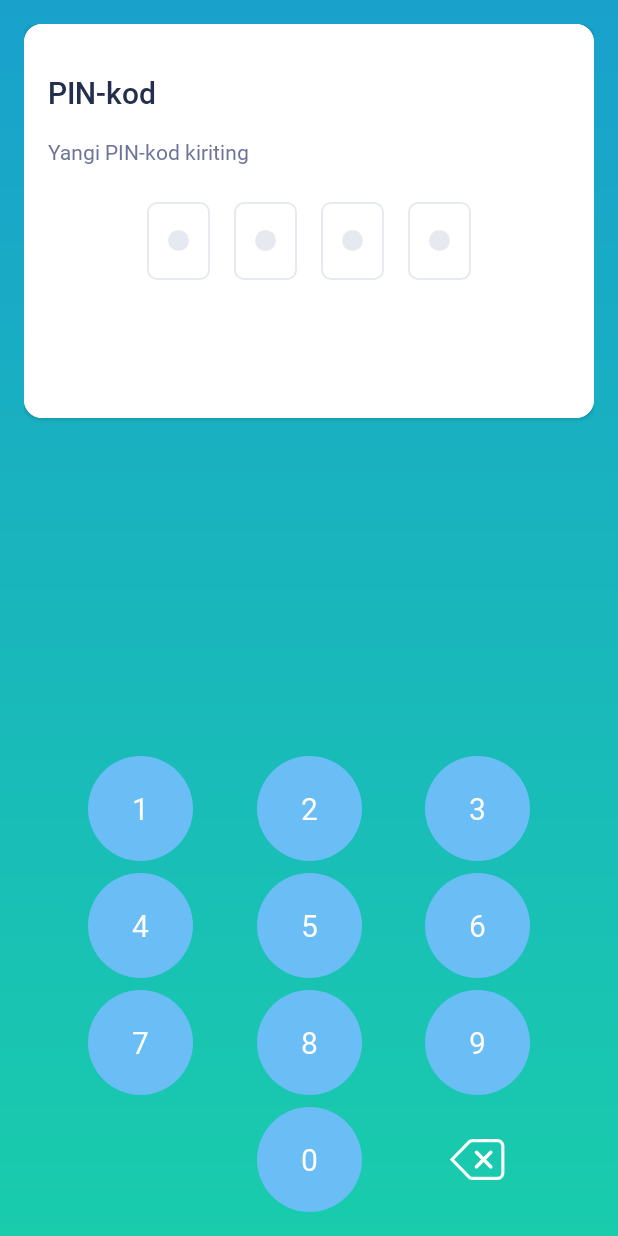
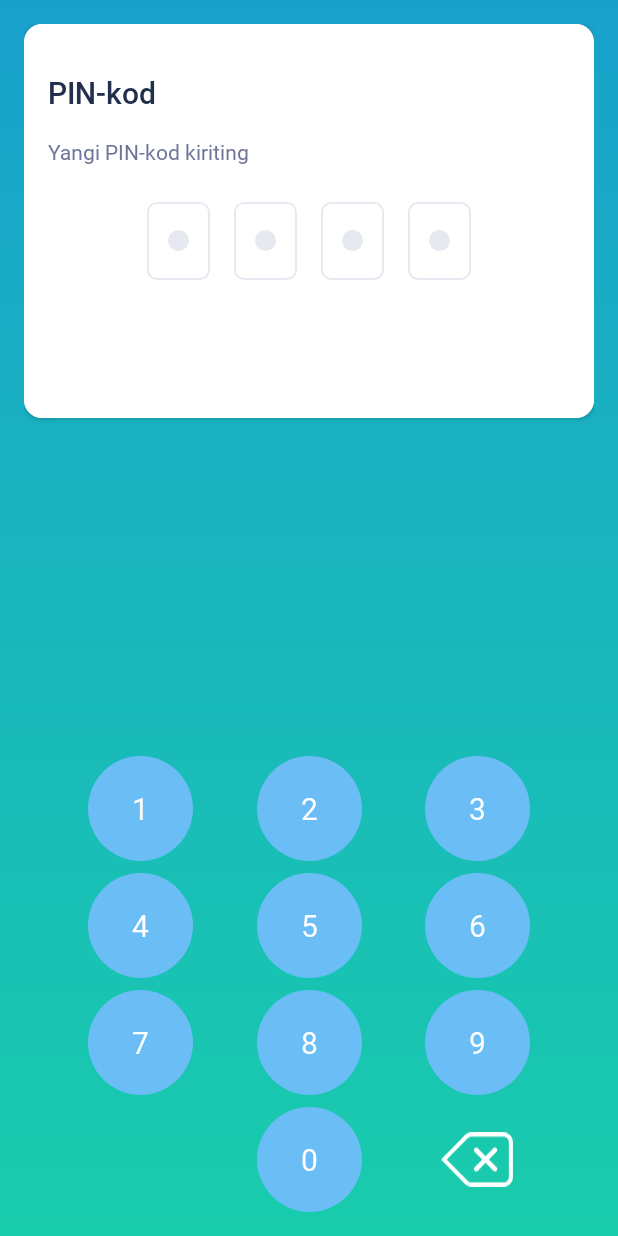
Before and after one commit to mahmud0v/SafeMe, an Android app: the PinCodeScreen screen opened through its navigation route, on a phone screen of 412 x 824 dp. Run offline under Robolectric (Android 15) with nearby library versions, the phone set to English and light mode, and no system bars; our stand-ins replace Dagger/Hilt's generated code; libraries missing offline, so code that uses them is left out: by.kirich1409.viewbindingdelegate; 4 statements that could not run were skipped.

Commit message:
fix design

```diff
--- a/app/src/main/java/safeme/uz/di/NetworkModule.kt
+++ b/app/src/main/java/safeme/uz/di/NetworkModule.kt
@@ -58,6 +58,8 @@ class NetworkModule {
             .authenticator(authAuthenticator).build()
 
 
+
+
     }
 
     @[Provides Singleton]
--- a/app/src/main/res/drawable/bg_circle_button.xml
+++ b/app/src/main/res/drawable/bg_circle_button.xml
@@ -1,9 +1,10 @@
 <?xml version="1.0" encoding="utf-8"?>
-<selector xmlns:android="http://schemas.android.com/apk/res/android">
+<ripple xmlns:android="http://schemas.android.com/apk/res/android"
+      android:color="@color/ripple_color"
+    >
     <item>
         <shape android:shape="oval">
-            <corners android:radius="12dp" />
             <solid android:color="@color/button_blue_color"/>
         </shape>
     </item>
-</selector>
+</ripple>
--- a/app/src/main/res/layout/screen_pin_code.xml
+++ b/app/src/main/res/layout/screen_pin_code.xml
@@ -174,9 +174,8 @@
                 android:layout_height="70dp"
                 android:background="@drawable/bg_circle_button"
                 android:fontFamily="@font/roboto_regular"
-                android:foreground="?attr/selectableItemBackground"
                 android:gravity="center"
-                android:text="1"
+                android:text="@string/one"
                 android:textColor="@color/white"
                 android:textSize="@dimen/text_title_size"
                 app:layout_constraintEnd_toStartOf="@id/btn2"
@@ -189,9 +188,8 @@
                 android:layout_height="70dp"
                 android:background="@drawable/bg_circle_button"
                 android:fontFamily="@font/roboto_regular"
-                android:foreground="?attr/selectableItemBackground"
                 android:gravity="center"
-                android:text="2"
+                android:text="@string/two"
                 android:textColor="@color/white"
                 android:textSize="@dimen/text_title_size"
                 app:layout_constraintEnd_toStartOf="@id/btn3"
@@ -204,9 +202,8 @@
                 android:layout_height="70dp"
                 android:background="@drawable/bg_circle_button"
                 android:fontFamily="@font/roboto_regular"
-                android:foreground="?attr/selectableItemBackground"
                 android:gravity="center"
-                android:text="3"
+                android:text="@string/three"
                 android:textColor="@color/white"
                 android:textSize="@dimen/text_title_size"
                 app:layout_constraintEnd_toEndOf="parent"
@@ -226,9 +223,8 @@
                 android:layout_height="70dp"
                 android:background="@drawable/bg_circle_button"
                 android:fontFamily="@font/roboto_regular"
-                android:foreground="?attr/selectableItemBackground"
                 android:gravity="center"
-                android:text="4"
+                android:text="@string/four"
                 android:textColor="@color/white"
                 android:textSize="@dimen/text_title_size"
                 app:layout_constraintEnd_toStartOf="@id/btn5"
@@ -241,9 +237,8 @@
                 android:layout_height="70dp"
                 android:background="@drawable/bg_circle_button"
                 android:fontFamily="@font/roboto_regular"
-                android:foreground="?attr/selectableItemBackground"
                 android:gravity="center"
-                android:text="5"
+                android:text="@string/five"
                 android:textColor="@color/white"
                 android:textSize="@dimen/text_title_size"
                 app:layout_constraintEnd_toStartOf="@id/btn6"
@@ -256,9 +251,8 @@
                 android:layout_height="70dp"
                 android:background="@drawable/bg_circle_button"
                 android:fontFamily="@font/roboto_regular"
-                android:foreground="?attr/selectableItemBackground"
                 android:gravity="center"
-                android:text="6"
+                android:text="@string/six"
                 android:textColor="@color/white"
                 android:textSize="@dimen/text_title_size"
                 app:layout_constraintEnd_toEndOf="parent"
@@ -276,9 +270,8 @@
                 android:layout_height="70dp"
                 android:background="@drawable/bg_circle_button"
                 android:fontFamily="@font/roboto_regular"
-                android:foreground="?attr/selectableItemBackground"
                 android:gravity="center"
-                android:text="7"
+                android:text="@string/seven"
                 android:textColor="@color/white"
                 android:textSize="@dimen/text_title_size"
                 app:layout_constraintEnd_toStartOf="@id/btn8"
@@ -291,9 +284,8 @@
                 android:layout_height="70dp"
                 android:background="@drawable/bg_circle_button"
                 android:fontFamily="@font/roboto_regular"
-                android:foreground="?attr/selectableItemBackground"
                 android:gravity="center"
-                android:text="8"
+                android:text="@string/eight"
                 android:textColor="@color/white"
                 android:textSize="@dimen/text_title_size"
                 app:layout_constraintEnd_toStartOf="@id/btn9"
@@ -306,9 +298,8 @@
                 android:layout_height="70dp"
                 android:background="@drawable/bg_circle_button"
                 android:fontFamily="@font/roboto_regular"
-                android:foreground="?attr/selectableItemBackground"
                 android:gravity="center"
-                android:text="9"
+                android:text="@string/nine"
                 android:textColor="@color/white"
                 android:textSize="@dimen/text_title_size"
                 app:layout_constraintEnd_toEndOf="parent"
@@ -327,7 +318,6 @@
                 android:layout_width="70dp"
                 android:layout_height="70dp"
                 android:visibility="invisible"
-                android:foreground="?attr/selectableItemBackgroundBorderless"
                 android:padding="@dimen/padding_standard"
                 app:layout_constraintEnd_toStartOf="@id/btn0"
                 app:layout_constraintStart_toStartOf="parent"
@@ -339,9 +329,10 @@
                 android:layout_height="70dp"
                 android:background="@drawable/bg_circle_button"
                 android:fontFamily="@font/roboto_regular"
-                android:foreground="?attr/selectableItemBackground"
                 android:gravity="center"
-                android:text="0"
+                android:layout_marginStart="20dp"
+                android:layout_marginEnd="20dp"
+                android:text="@string/nought"
                 android:textColor="@color/white"
                 android:textSize="@dimen/text_title_size"
                 app:layout_constraintEnd_toStartOf="@+id/clearButton"
@@ -350,11 +341,14 @@
 
             <ImageView
                 android:id="@+id/clearButton"
-                android:layout_width="70dp"
-                android:layout_height="70dp"
-                android:foreground="?attr/selectableItemBackgroundBorderless"
-                android:padding="@dimen/padding_standard"
+                android:layout_width="50dp"
+                android:layout_height="50dp"
+                android:background="?attr/selectableItemBackgroundBorderless"
+                android:clickable="true"
+                android:layout_marginEnd="20dp"
+                android:focusable="true"
                 android:src="@drawable/ic_clear"
+                app:layout_constraintBottom_toBottomOf="parent"
                 app:layout_constraintEnd_toEndOf="parent"
                 app:layout_constraintStart_toEndOf="@id/btn0"
                 app:layout_constraintTop_toTopOf="parent" />
--- a/app/src/main/res/values/colors.xml
+++ b/app/src/main/res/values/colors.xml
@@ -8,7 +8,6 @@
     <color name="black">#FF000000</color>
     <color name="white">#FFFFFFFF</color>
     <color name="white74">#BDFFFFFF</color>
-
     <color name="color_snack_default">#50555C</color>
     <color name="app_status_blue_color">#0A8CA5</color>
     <color name="appbar_blue_color">#1AA2CC</color>
@@ -36,7 +35,8 @@
     <color name="color_success">#63D586</color>
     <color name="small_card_color">#E1F8F7</color>
     <color name="date_text_color">#7B7D81</color>
-    <color name="ripple_color">#403E3E</color>
+    <color name="ripple_color">#0C927D</color>
+    <color name="ripple_color1">#403E3E</color>
     <color name="table_layout_tr_bottom">#1999BC</color>
     <color name="table_layout_tr_top">#147289</color>
     <color name="table_layout_tr_center">#147994</color>
--- a/app/src/main/res/values/strings.xml
+++ b/app/src/main/res/values/strings.xml
@@ -164,6 +164,16 @@
     <string name="man_lower_case">erkak</string>
     <string name="woman_lower_case">ayol</string>
     <string name="nothing">hechkim</string>
+    <string name="one">1</string>
+    <string name="two">2</string>
+    <string name="three">3</string>
+    <string name="four">4</string>
+    <string name="five">5</string>
+    <string name="six">6</string>
+    <string name="seven">7</string>
+    <string name="eight">8</string>
+    <string name="nine">9</string>
+    <string name="nought">0</string>
 
 
     <string-array name="parent_array">
--- a/app/src/main/res/values/styles.xml
+++ b/app/src/main/res/values/styles.xml
@@ -59,4 +59,8 @@
         <item name="android:letterSpacing">0.125</item>
 
     </style>
+
+    <style name="RippleColorTheme" parent="Widget.AppCompat.ActionButton">
+        <item name="colorControlHighlight">@color/ripple_color</item>
+    </style>
 </resources>
```
Also changed, not shown: app/src/main/res/drawable/erase_bg_button.xml (added, +11 -0 lines), app/src/main/res/drawable/fake_btn.xml (added, +7 -0 lines), app/src/main/res/layout/screen_chat.xml (+11 -8 lines), app/src/main/res/layout/screen_profile.xml (+24 -24 lines).
